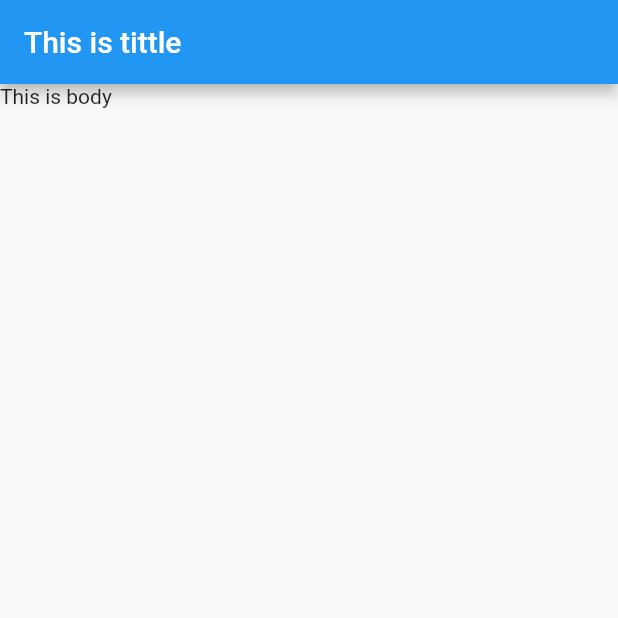
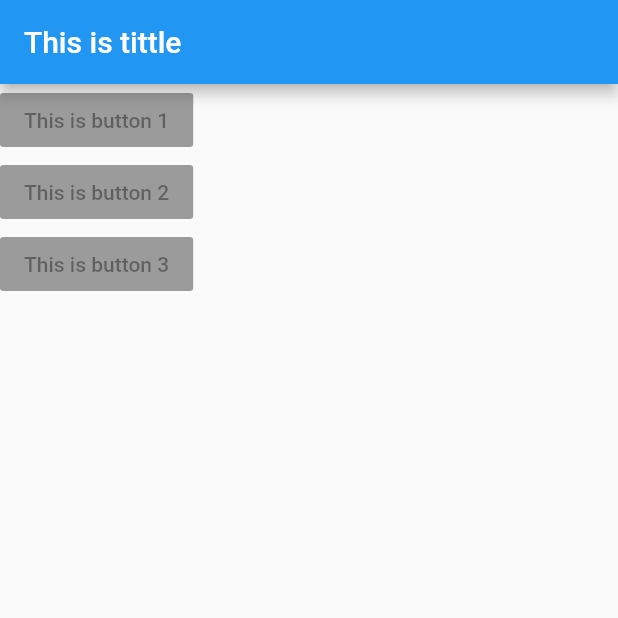
Before and after one commit to AshfakYeafi/Flutter_Projects, a Flutter app: the screen it shows after launch, on a phone screen of 412 x 824 dp, the top half of it. Run offline on Flutter 3.47's test engine with Material 2 defaults, Android fonts, the phone set to English and light mode, and no system bars.

Commit message:
Update main.dart

```diff
--- a/demo_1/lib/main.dart
+++ b/demo_1/lib/main.dart
@@ -11,8 +11,11 @@ class MyApp extends StatelessWidget {
     return MaterialApp(
       home: Scaffold(
         appBar: AppBar(title: Text("This is tittle"),),
-        body:Text("This is body") ,
-
+        body:Column(children: [
+          RaisedButton(child: Text("This is button 1"), onPressed: null),
+          RaisedButton(child: Text("This is button 2"), onPressed: null),
+          RaisedButton(child: Text("This is button 3"), onPressed: null),
+        ],) ,
         ),
     );
   }
```
